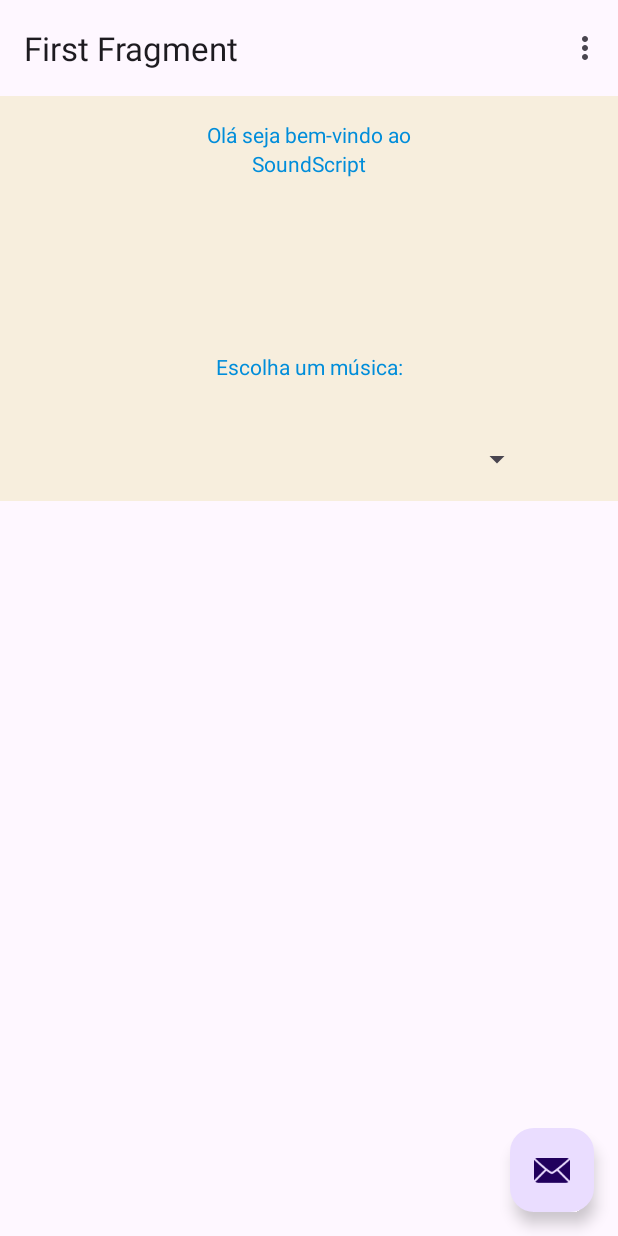
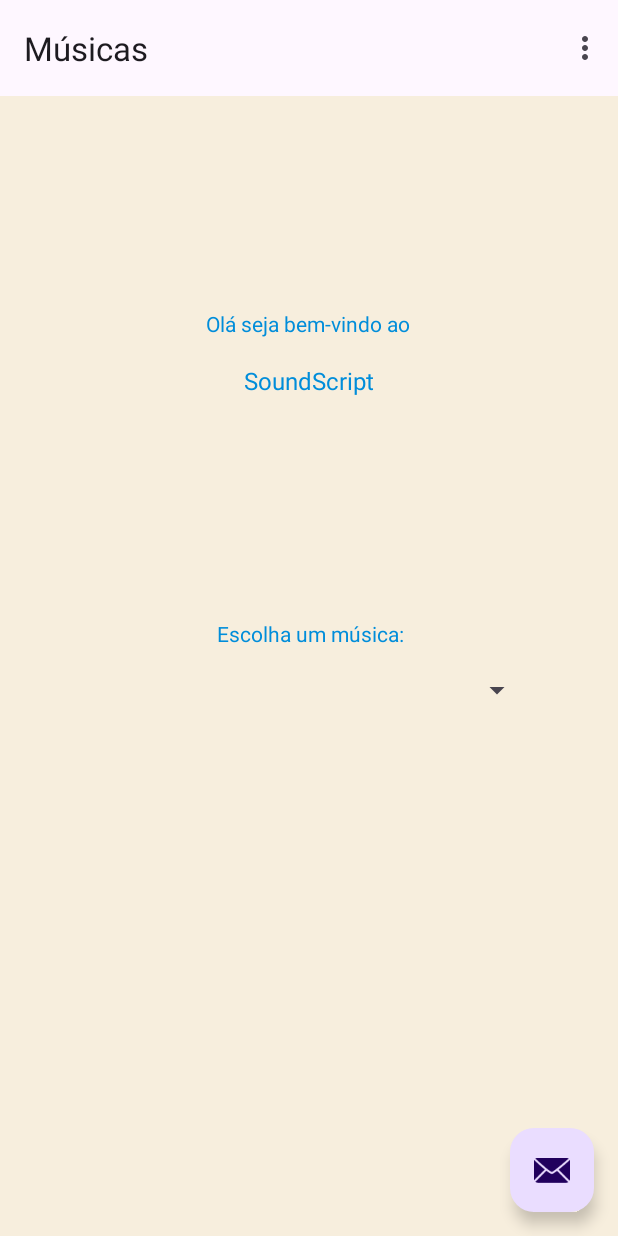
Before and after one commit to Gustavo-Lopez-Flores/SoundScript, an Android app: the screen it shows after launch (MainActivity), on a phone screen of 412 x 824 dp. Run offline under Robolectric (Android 15) with nearby library versions, the light colour scheme and no system bars; our stand-ins replace navigation-ui.

Commit message:
Correção Labels dos Fragmentos

```diff
--- a/app/src/main/res/layout/fragment_first.xml
+++ b/app/src/main/res/layout/fragment_first.xml
@@ -1,16 +1,33 @@
 <?xml version="1.0" encoding="utf-8"?>
-<androidx.core.widget.NestedScrollView xmlns:android="http://schemas.android.com/apk/res/android"
+<androidx.constraintlayout.widget.ConstraintLayout xmlns:android="http://schemas.android.com/apk/res/android"
     xmlns:app="http://schemas.android.com/apk/res-auto"
     xmlns:tools="http://schemas.android.com/tools"
     android:layout_width="match_parent"
     android:layout_height="match_parent"
+    android:background="@color/belge"
     tools:context=".FirstFragment">
 
-    <androidx.constraintlayout.widget.ConstraintLayout
-        android:layout_width="match_parent"
-        android:layout_height="match_parent"
-        android:background="@color/belge"
-        android:padding="16dp">
+    <Spinner
+        android:id="@+id/spinner"
+        android:layout_width="300dp"
+        android:layout_height="wrap_content"
+        android:layout_marginBottom="352dp"
+        app:layout_constraintBottom_toBottomOf="parent"
+        app:layout_constraintEnd_toEndOf="parent"
+        app:layout_constraintHorizontal_bias="0.495"
+        app:layout_constraintStart_toStartOf="parent" />
+
+    <TextView
+        android:id="@+id/textView"
+        android:layout_width="wrap_content"
+        android:layout_height="wrap_content"
+        android:layout_marginBottom="148dp"
+        android:text="@string/soundscript"
+        android:textColor="@color/blue"
+        android:textSize="16sp"
+        app:layout_constraintBottom_toTopOf="@+id/textView2"
+        app:layout_constraintEnd_toEndOf="parent"
+        app:layout_constraintStart_toStartOf="parent" />
 
     <TextView
         android:id="@+id/textview_first"
@@ -20,40 +37,21 @@
         android:textColor="@color/blue"
         app:layout_constraintBottom_toTopOf="@+id/textView"
         app:layout_constraintEnd_toEndOf="parent"
+        app:layout_constraintHorizontal_bias="0.498"
         app:layout_constraintStart_toStartOf="parent"
-            app:layout_constraintTop_toTopOf="parent" />
-
-        <Spinner
-            android:id="@+id/spinner"
-            android:layout_width="300dp"
-            android:layout_height="wrap_content"
-            app:layout_constraintBottom_toBottomOf="parent"
-            app:layout_constraintEnd_toEndOf="parent"
-            app:layout_constraintHorizontal_bias="0.493"
-            app:layout_constraintStart_toStartOf="parent" />
-
-        <TextView
-            android:id="@+id/textView"
-            android:layout_width="wrap_content"
-            android:layout_height="wrap_content"
-            android:layout_marginBottom="116dp"
-            android:text="@string/soundscript"
-            android:textColor="@color/blue"
-            app:layout_constraintBottom_toTopOf="@+id/textView2"
-            app:layout_constraintEnd_toEndOf="parent"
-            app:layout_constraintHorizontal_bias="0.501"
-            app:layout_constraintStart_toStartOf="parent" />
+        app:layout_constraintTop_toTopOf="parent"
+        app:layout_constraintVertical_bias="0.893" />
 
     <TextView
         android:id="@+id/textView2"
         android:layout_width="wrap_content"
         android:layout_height="wrap_content"
-            android:layout_marginBottom="40dp"
+        android:layout_marginBottom="16dp"
         android:text="@string/ouca"
         android:textColor="@color/blue"
         app:layout_constraintBottom_toTopOf="@+id/spinner"
         app:layout_constraintEnd_toEndOf="parent"
-            app:layout_constraintHorizontal_bias="0.501"
+        app:layout_constraintHorizontal_bias="0.503"
         app:layout_constraintStart_toStartOf="parent" />
+
 </androidx.constraintlayout.widget.ConstraintLayout>
-</androidx.core.widget.NestedScrollView>
--- a/app/src/main/res/navigation/nav_graph.xml
+++ b/app/src/main/res/navigation/nav_graph.xml
@@ -8,19 +8,19 @@
     <fragment
         android:id="@+id/FirstFragment"
         android:name="com.example.soundscript.FirstFragment"
-        android:label="@string/first_fragment_label"
+        android:label="@string/musicas"
         tools:layout="@layout/fragment_first">
     </fragment>
     <fragment
         android:id="@+id/SecondFragment"
         android:name="com.example.soundscript.SecondFragment"
-        android:label="@string/second_fragment_label"
+        android:label="@string/albuns"
         tools:layout="@layout/fragment_second">
     </fragment>
     <fragment
         android:id="@+id/ThirdFragment"
         android:name="com.example.soundscript.ThirdFragment"
-        android:label="@string/second_fragment_label"
+        android:label="@string/artistas"
         tools:layout="@layout/fragment_third">
     </fragment>
 </navigation>
```
Lines whose indentation alone changed are shown as unchanged.
